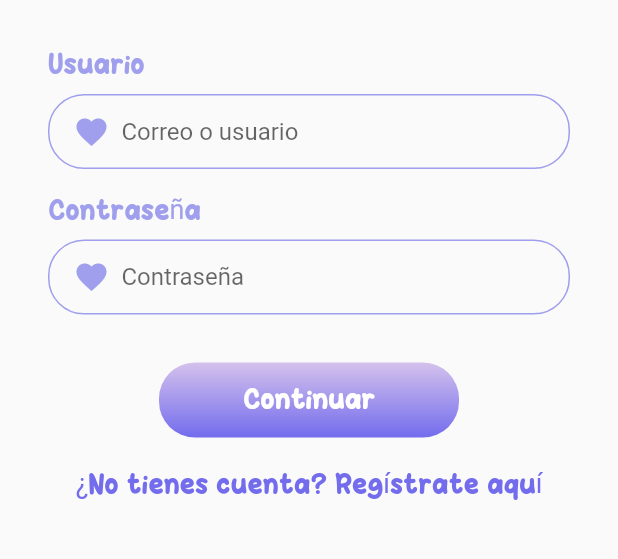
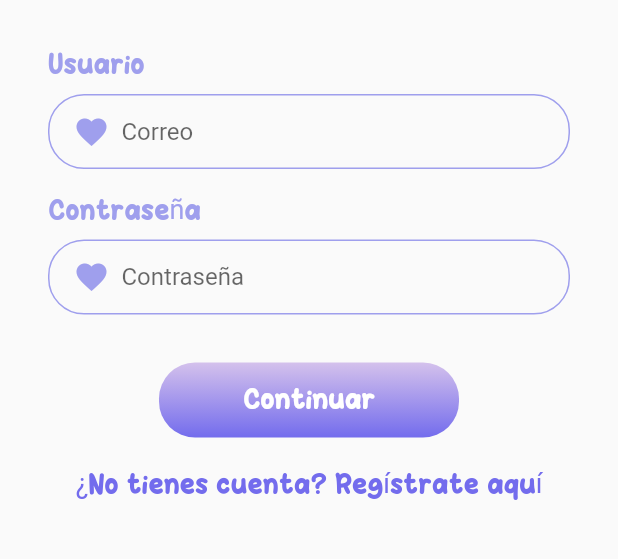
Before and after one commit to nanofrks/FINAL_ingsoftware, a Flutter app: the screen it shows after launch, on a phone screen of 412 x 824 dp, the part 272-831 px from its top. Run offline on Flutter 3.47's test engine with Material 2 defaults, Android fonts, the phone set to English and light mode, and no system bars; our stand-ins replace cloud_firestore, firebase_auth, firebase_core; accounts and stored records are empty.

Commit message:
corrección campo login

```diff
--- a/lib/Views/login_view.dart
+++ b/lib/Views/login_view.dart
@@ -66,7 +66,7 @@ class LoginView extends StatelessWidget {
                       controller: _emailController,
                       decoration: const InputDecoration(
                         border: InputBorder.none,
-                        hintText: 'Correo o usuario',
+                        hintText: 'Correo',
                       ),
                     ),
                   ),
```
